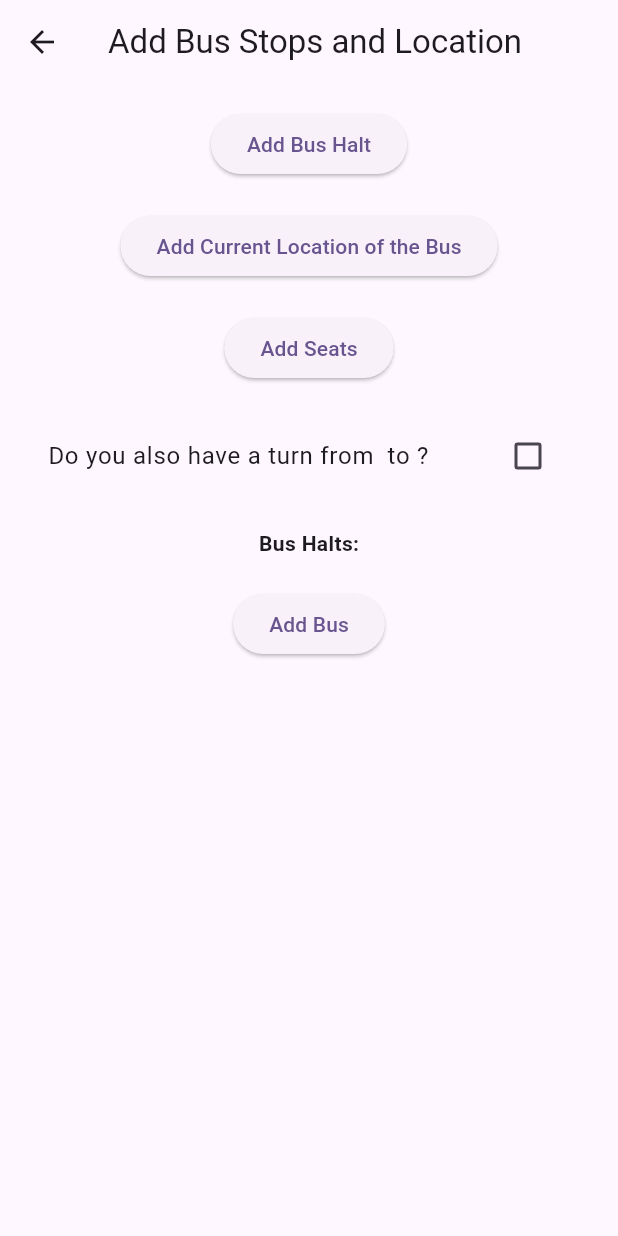
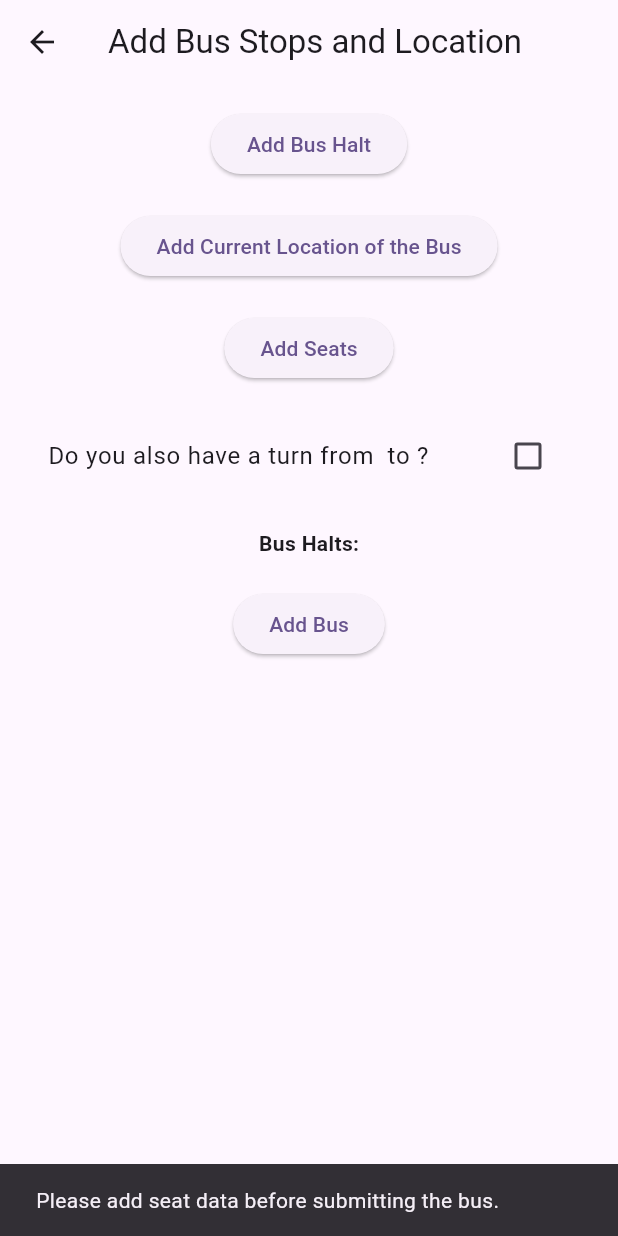
Before and after one commit to DahamAdikari/Bus-Tracking-App-, a Flutter app: the AddBusPage screen opened directly with empty values, after a tap on "Add Bus", on a phone screen of 412 x 824 dp. Run offline on Flutter 3.47's test engine with Material 3 defaults, Android fonts, the light colour scheme and no system bars; our stand-ins replace cloud_firestore, firebase_auth, firebase_core, flutter_otp_text_field, get, google_maps_flutter and 3 more; missing offline and left inert: flutter_polyline_points; accounts and stored records are empty.

Commit message:
otherway.dart updated

```diff
--- a/lib/pages/Driver/otherway.dart
+++ b/lib/pages/Driver/otherway.dart
@@ -265,6 +265,12 @@ class _AddBusPageState extends State<AddBusPage> {
   }
 
   void _submitBus() {
+
+    if (_seatData == null || _seatData?['seatLayout'] == null) {
+    ScaffoldMessenger.of(context).showSnackBar(
+      SnackBar(content: Text('Please add seat data before submitting the bus.')),
+    );}
+
     List<Map<String, dynamic>>? flatSeatLayout =
         flattenSeatLayout(_seatData?['seatLayout']);
 
```
